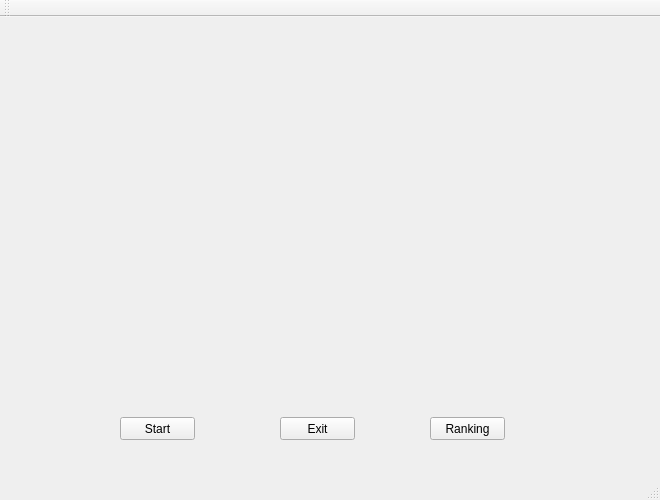
Robolover/Capstone, file Rhythm_Game/Rhythm_Game/rhythm_game.ui: the form before one commit.
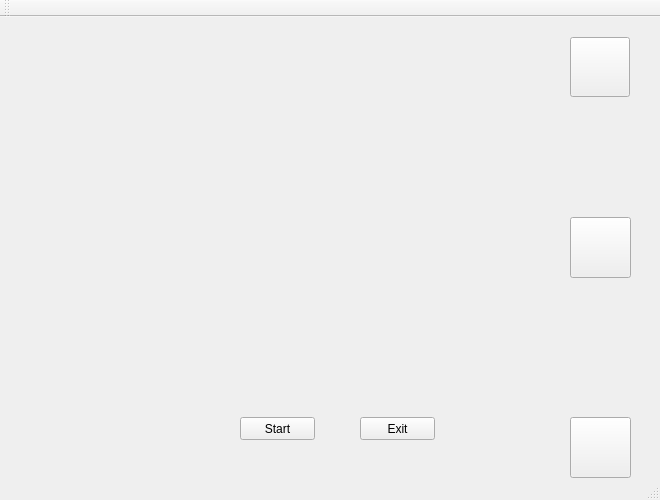
The form after the commit. Icons and pictures are not drawn.

Commit message: add music & image

The edit to the form file:
```diff
--- a/Rhythm_Game/Rhythm_Game/rhythm_game.ui
+++ b/Rhythm_Game/Rhythm_Game/rhythm_game.ui
@@ -17,7 +17,7 @@
    <widget class="QPushButton" name="start_button">
     <property name="geometry">
      <rect>
-      <x>120</x>
+      <x>240</x>
       <y>400</y>
       <width>75</width>
       <height>23</height>
@@ -43,7 +43,7 @@
    <widget class="QPushButton" name="exit_button">
     <property name="geometry">
      <rect>
-      <x>280</x>
+      <x>360</x>
       <y>400</y>
       <width>75</width>
       <height>23</height>
@@ -56,25 +56,55 @@
    <widget class="QPushButton" name="ranking_button">
     <property name="geometry">
      <rect>
-      <x>430</x>
-      <y>400</y>
-      <width>75</width>
-      <height>23</height>
+      <x>570</x>
+      <y>200</y>
+      <width>61</width>
+      <height>61</height>
      </rect>
     </property>
+    <property name="styleSheet">
+     <string notr="true">background-image: url(C:\image/music_image_1.png);</string>
+    </property>
     <property name="text">
-     <string>Ranking</string>
+     <string/>
     </property>
    </widget>
-   <widget class="QLabel" name="startButtonBasic">
+   <widget class="QPushButton" name="leftButtonBasic">
     <property name="geometry">
      <rect>
-      <x>370</x>
+      <x>570</x>
+      <y>20</y>
+      <width>60</width>
+      <height>60</height>
+     </rect>
+    </property>
+    <property name="styleSheet">
+     <string notr="true">background-image: url(C:\image/leftButtonBasic.png) 3 10 3 10;
+border-top: 3px transparent;
+border-bottom: 3px transparent; 
+border-right: 10px transparent;
+border-left: 10px transparent;</string>
+    </property>
+    <property name="text">
+     <string/>
+    </property>
+   </widget>
+   <widget class="QPushButton" name="rightButtonBasic">
+    <property name="geometry">
+     <rect>
+      <x>570</x>
       <y>400</y>
-      <width>275</width>
-      <height>54</height>
+      <width>61</width>
+      <height>61</height>
      </rect>
     </property>
+    <property name="styleSheet">
+     <string notr="true">background-image: url(C:\image/rightButtonBasic.png) 3 10 3 10;
+border-top: 3px transparent;
+border-bottom: 3px transparent; 
+border-right: 10px transparent;
+border-left: 10px transparent;</string>
+    </property>
     <property name="text">
      <string/>
     </property>
```
Left out of the diff: 67 changed lines with no effect on the pictures. The commit also changes 33 other files.
